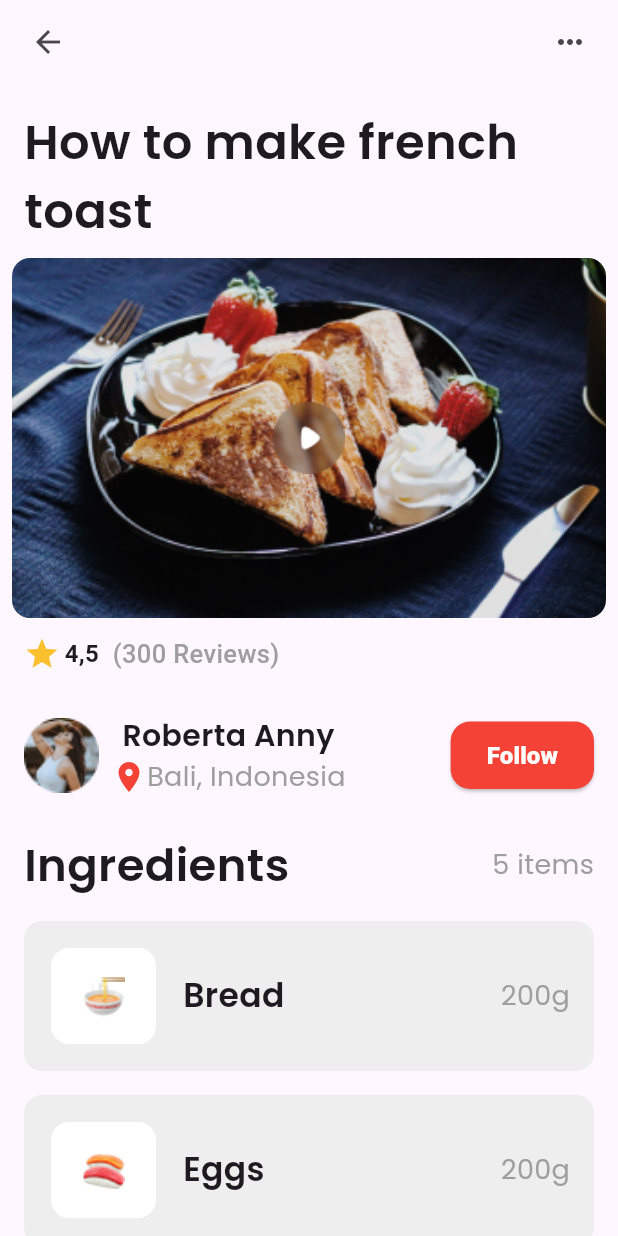
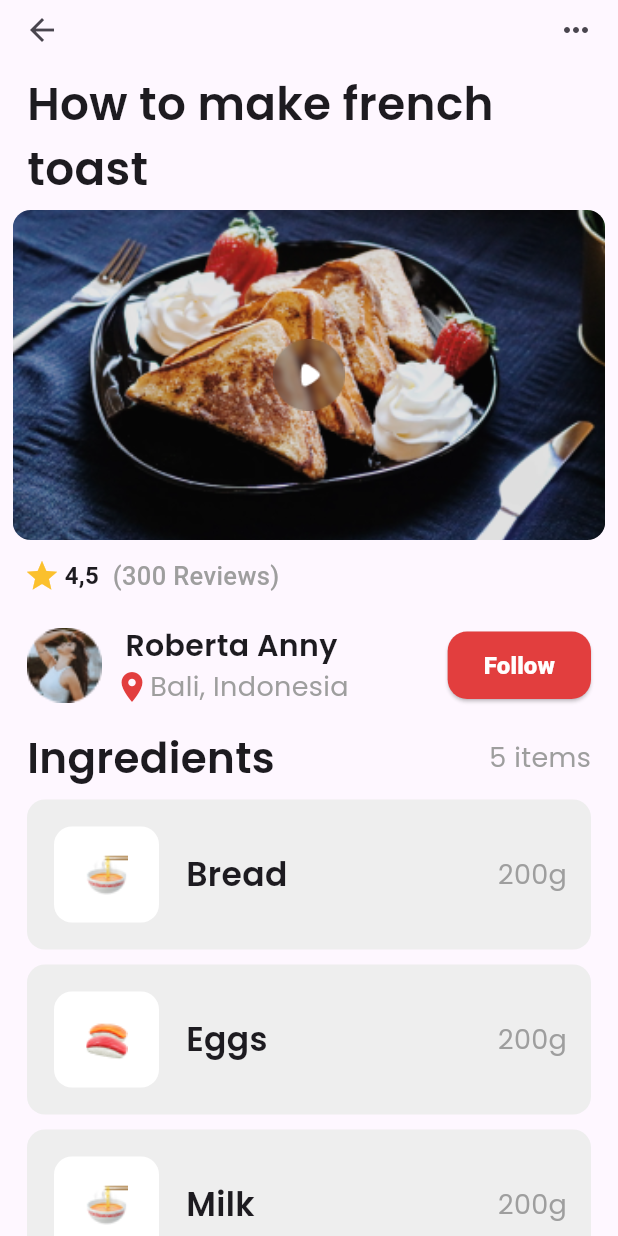
Before and after one commit to davidakabogu/flutterfoodrecipe, a Flutter app: the screen it shows after launch, on a phone screen of 412 x 824 dp. Run offline on Flutter 3.47's test engine with Material 3 defaults, Android fonts, the phone set to English and light mode, and no system bars; our stand-ins replace google_fonts.

Commit message:
resize widgets, add colors & update Solution.md file

```diff
--- a/foodrecipe/lib/main.dart
+++ b/foodrecipe/lib/main.dart
@@ -30,6 +30,7 @@ class HomePage extends StatelessWidget {
   Widget build(BuildContext context) {
     return Scaffold(
       appBar: AppBar(
+        toolbarHeight: 40,
         actions: const [
           ButtonSection(),
         ],
@@ -50,8 +51,14 @@ class HomePage extends StatelessWidget {
                 image: 'assets/images/unsplash_Ij24Uq1sMwM.png',
               ),
               IngredientsSection(
-                ingredients: ['Bread', 'Eggs', 'Milk', 'Ham', 'Cake'],
-                ingredientWeights: ['200g', '200g', '200g', '300g', '400g'],
+                ingredients: [
+                  'Bread',
+                  'Eggs',
+                  'Milk',
+                  'Strawberries',
+                  'Whipped Cream'
+                ],
+                ingredientWeights: ['200g', '200g', '200g', '300g', '50g'],
               ),
             ],
           ),
--- a/foodrecipe/lib/widgets/appbarbuttons.dart
+++ b/foodrecipe/lib/widgets/appbarbuttons.dart
@@ -31,7 +31,7 @@ class ButtonSection extends StatelessWidget {
         mainAxisAlignment: MainAxisAlignment.spaceBetween,
         children: [
           Padding(
-            padding: const EdgeInsets.all(8.0),
+            padding: const EdgeInsets.only(left: 4.0, bottom: 4.0),
             child: IconButton(
               icon: const Icon(Icons.arrow_back),
               onPressed: () {
@@ -40,7 +40,7 @@ class ButtonSection extends StatelessWidget {
             ),
           ),
           Padding(
-            padding: const EdgeInsets.all(8.0),
+            padding: const EdgeInsets.only(right: 4.0, bottom: 4.0),
             child: IconButton(
               icon: const Icon(Icons.more_horiz),
               onPressed: () {
--- a/foodrecipe/lib/widgets/chefinfo.dart
+++ b/foodrecipe/lib/widgets/chefinfo.dart
@@ -15,7 +15,7 @@ class ChefInfoSection extends StatelessWidget {
   @override
   Widget build(BuildContext context) {
     return Padding(
-      padding: const EdgeInsets.all(8.0),
+      padding: const EdgeInsets.only(left: 10.0, right: 10.0, bottom: 6.0),
       child: Row(
         mainAxisAlignment: MainAxisAlignment.spaceBetween,
         children: [
@@ -39,7 +39,8 @@ class ChefInfoSection extends StatelessWidget {
                       ),
                       Row(
                         children: [
-                          const Icon(Icons.location_on, color: Colors.red),
+                          const Icon(Icons.location_on,
+                              color: Color(0xFFE23E3E)),
                           Text(
                             location,
                             style: GoogleFonts.poppins(
@@ -82,7 +83,7 @@ class _FollowButtonState extends State<FollowButton> {
       onPressed: _toggleFollow,
       style: ElevatedButton.styleFrom(
         minimumSize: const Size(16, 45),
-        backgroundColor: _isFollowing ? Colors.green : Colors.red,
+        backgroundColor: _isFollowing ? Colors.green : const Color(0xFFE23E3E),
         shape: RoundedRectangleBorder(
           // Adjust this value to change the button's roundness
           borderRadius: BorderRadius.circular(13.0),
--- a/foodrecipe/lib/widgets/imagesection.dart
+++ b/foodrecipe/lib/widgets/imagesection.dart
@@ -17,8 +17,8 @@ class ImageSection extends StatelessWidget {
               borderRadius: BorderRadius.circular(12.0),
               child: Image.asset(
                 image,
-                width: 400,
-                height: 240,
+                width: 395,
+                height: 220,
                 fit: BoxFit.cover,
               ),
             ),
--- a/foodrecipe/lib/widgets/ingredients.dart
+++ b/foodrecipe/lib/widgets/ingredients.dart
@@ -14,8 +14,8 @@ class IngredientsSection extends StatelessWidget {
     'Eggs': 'assets/images/🍣.png',
     'Milk': 'assets/images/🍜.png',
     // Add more mappings for other ingredients as needed
-    'Ham': 'assets/images/🍣.png',
-    'Cake': 'assets/images/🍜.png',
+    'Strawberries': 'assets/images/🍣.png',
+    'Whipped Cream': 'assets/images/🍜.png',
   };
 
   @override
@@ -23,14 +23,14 @@ class IngredientsSection extends StatelessWidget {
     return Column(
       children: [
         Padding(
-          padding: const EdgeInsets.all(8.0),
+          padding: const EdgeInsets.only(left: 10.0, right: 10.0, bottom: 8.0),
           child: Row(
             mainAxisAlignment: MainAxisAlignment.spaceBetween,
             children: [
               Text(
                 'Ingredients',
                 style: GoogleFonts.poppins(
-                    fontWeight: FontWeight.w600, fontSize: 30),
+                    fontWeight: FontWeight.w600, fontSize: 28),
               ),
               Text('${ingredients.length} items',
                   style: GoogleFonts.poppins(
@@ -52,7 +52,8 @@ class IngredientsSection extends StatelessWidget {
                 // Delay each item's animation
                 delay: Duration(milliseconds: index * 100),
                 child: Padding(
-                  padding: const EdgeInsets.all(8.0),
+                  padding: const EdgeInsets.only(
+                      left: 10.0, right: 10.0, bottom: 10.0),
                   child: Container(
                     height: 100,
                     decoration: BoxDecoration(
--- a/foodrecipe/lib/widgets/intro.dart
+++ b/foodrecipe/lib/widgets/intro.dart
@@ -10,10 +10,10 @@ class HowToSection extends StatelessWidget {
   Widget build(BuildContext context) {
     return Column(children: [
       Padding(
-        padding: const EdgeInsets.all(8.0),
+        padding: const EdgeInsets.only(left: 10.0, right: 10.0, bottom: 6.0),
         child: Text('How to make $meal',
-            style:
-                GoogleFonts.poppins(fontSize: 32, fontWeight: FontWeight.w600)),
+            style: GoogleFonts.poppins(
+                fontSize: 30.2, fontWeight: FontWeight.w600)),
       ),
     ]);
   }
```
Also changed, not shown: project-screenshot.png (added), 3 other files.
